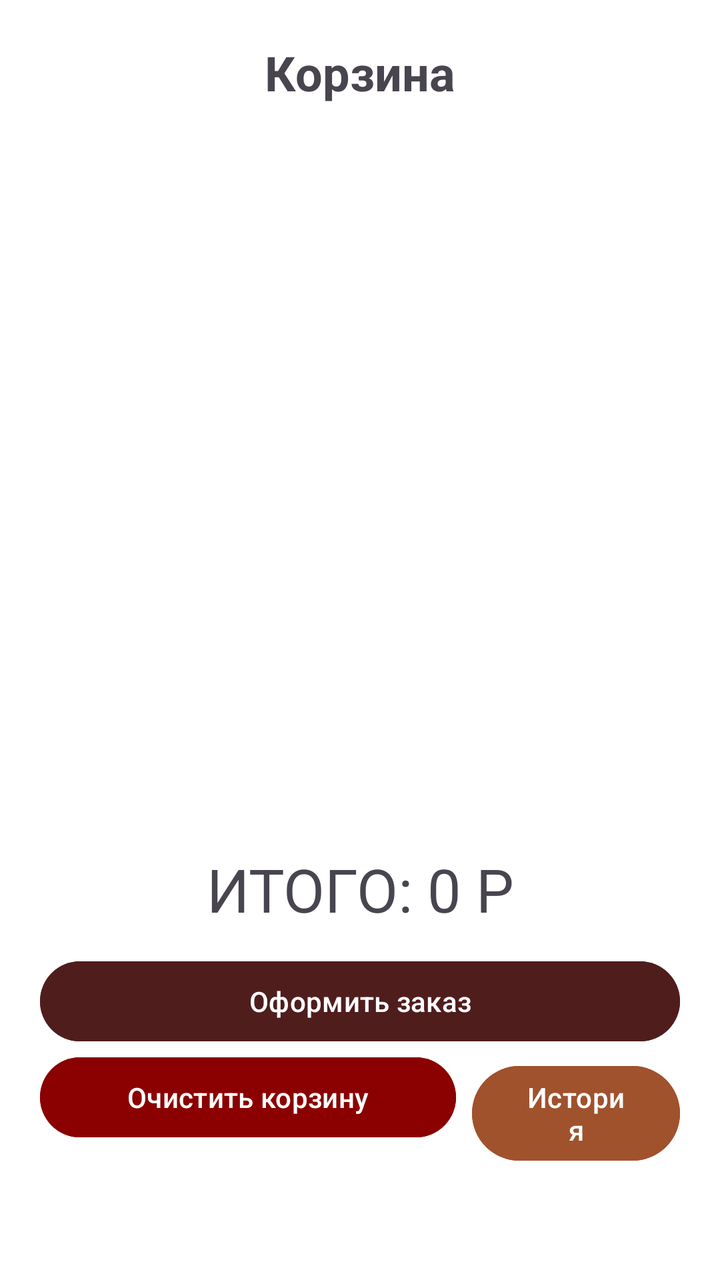
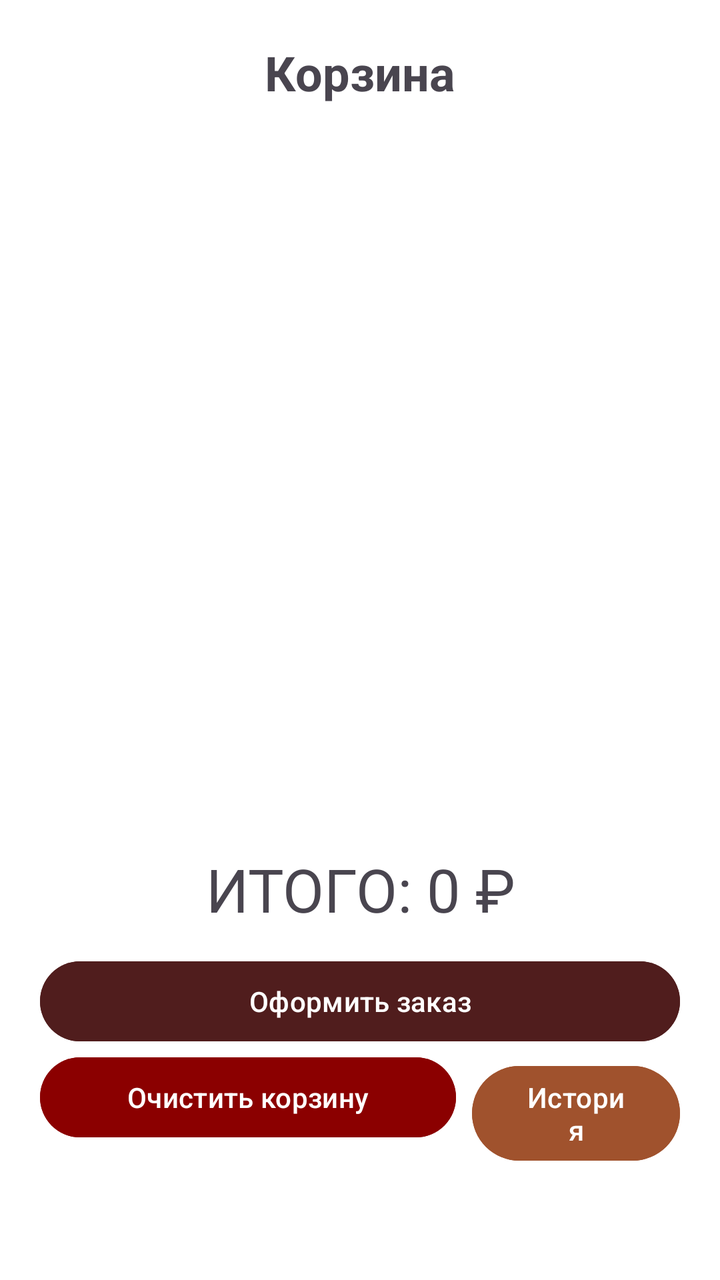

Before-and-after screenshots of an Android layout around one commit, followed by the original layout XML and the change that was made.
<!-- AndroidManifest.xml: application theme Theme.MyApplicationShop -->
<!-- res/layout/activity_cart.xml -->
<?xml version="1.0" encoding="utf-8"?>
<LinearLayout xmlns:android="http://schemas.android.com/apk/res/android"
    android:layout_width="match_parent"
    android:layout_height="match_parent"
    android:orientation="vertical"
    android:padding="20dp"
    android:background="@color/white">

    <TextView
        android:id="@+id/tvCartTitle"
        android:layout_width="match_parent"
        android:layout_height="wrap_content"
        android:text="Корзина"
        android:textStyle="bold"
        android:textSize="24sp"
        android:textAlignment="center"
        android:layout_marginBottom="15dp"/>

    
    <androidx.recyclerview.widget.RecyclerView
        android:id="@+id/rvCartList"
        android:layout_width="match_parent"
        android:layout_height="0dp"
        android:layout_weight="1"/>

    <TextView
        android:id="@+id/tvCartTotalSum"
        android:layout_width="match_parent"
        android:layout_height="wrap_content"
        android:text="ИТОГО: 0 Р"
        android:textSize="30sp"
        android:paddingBottom="12dp"
        android:paddingTop="12dp"
        android:textAlignment="center"/>

    <Button
        android:id="@+id/btnMakeOrder"
        android:layout_width="match_parent"
        android:layout_height="wrap_content"
        android:backgroundTint="#501D1D"
        android:text="Оформить заказ"/>

    <LinearLayout
        android:layout_width="match_parent"
        android:layout_height="wrap_content"
        android:orientation="horizontal">

        <Button
            android:id="@+id/btnClearCart"
            android:layout_width="0dp"
            android:layout_weight="2"
            android:layout_height="wrap_content"
            android:backgroundTint="#8B0000"
            android:layout_marginBottom="40dp"
            android:text="Очистить корзину"
            android:layout_marginRight="8dp"/>

        <Button
            android:id="@+id/btnOpenHistory"
            android:layout_width="0dp"
            android:layout_weight="1"
            android:layout_height="wrap_content"
            android:backgroundTint="#A0522D"
            android:layout_marginBottom="40dp"
            android:text="История"/>

    </LinearLayout>


</LinearLayout>
<!-- resources referenced by this layout -->
<resources>
  <color name="white">#FFFFFFFF</color>
  <style name="Theme.MyApplicationShop" parent="Base.Theme.MyApplicationShop" />
  <style name="Base.Theme.MyApplicationShop" parent="Theme.Material3.DayNight.NoActionBar">
          
          
      </style>
</resources>

<!-- the commit's change to res/layout/activity_cart.xml (unified diff, before → after) -->
@@ -27,7 +27,7 @@
         android:id="@+id/tvCartTotalSum"
         android:layout_width="match_parent"
         android:layout_height="wrap_content"
-        android:text="ИТОГО: 0 Р"
+        android:text="ИТОГО: 0 ₽"
         android:textSize="30sp"
         android:paddingBottom="12dp"
         android:paddingTop="12dp"
